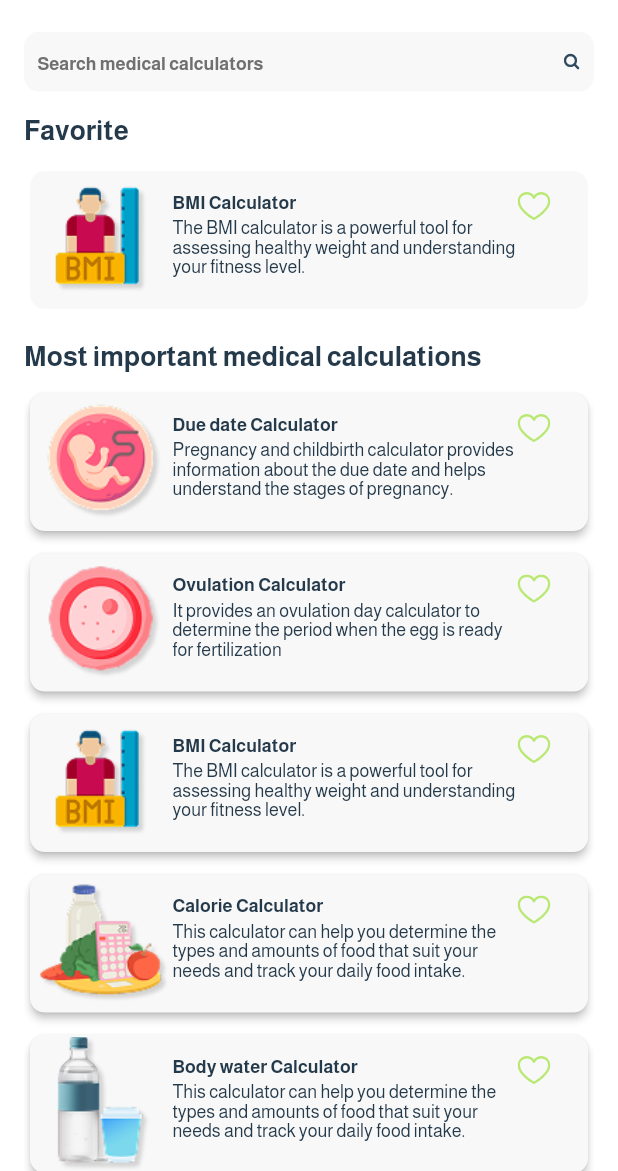
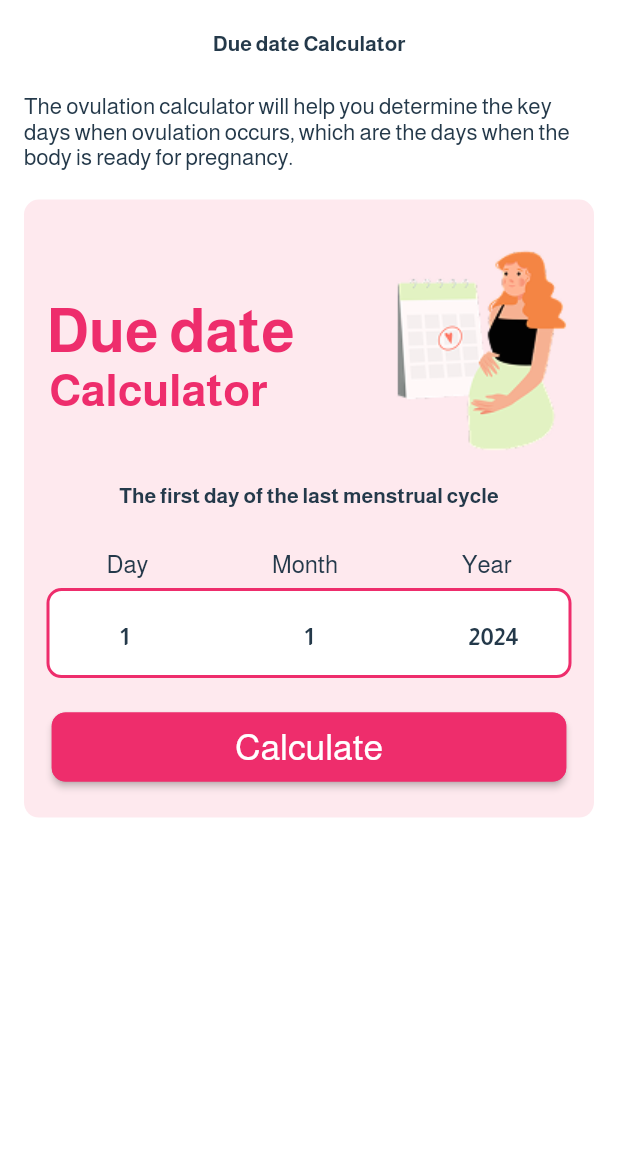
Before and after one commit to manarragab/familyHealth, a Flutter app: the MedicalcalcScreen screen opened by its route, after a tap on "Due date Calculator", on a phone screen of 412 x 824 dp, the part 65-1236 px from its top. Run offline on Flutter 3.47's test engine with Material 3 defaults, Android fonts, the phone set to English and light mode, and no system bars; our stand-ins replace carousel_slider, dio, easy_stepper, firebase_core, firebase_messaging, flutter_local_notifications and 14 more; accounts and stored records are empty.

Commit message:
second screen calc

```diff
--- /dev/null
+++ b/lib/features/calculation/presentation/dueDate_screen.dart
@@ -0,0 +1,262 @@
+import 'package:abg/localization/all_keys.dart';
+import 'package:abg/res/common-widgets/custm_button.dart';
+import 'package:abg/res/configuration/app_bar.dart';
+import 'package:abg/res/configuration/color.dart';
+import 'package:flutter/material.dart';
+import 'package:get/get.dart';
+import 'package:google_fonts/google_fonts.dart';
+
+class DuedateScreen extends StatefulWidget {
+  @override
+  State<DuedateScreen> createState() => _DuedateScreenState();
+}
+
+class _DuedateScreenState extends State<DuedateScreen> {
+  @override
+  Widget build(BuildContext context) {
+    return Scaffold(
+        appBar: CustomAppBar.appBar(CustomTrans.dueDateCalc.tr),
+        body: Padding(
+          padding: EdgeInsets.symmetric(horizontal: 16),
+          child: Column(
+            children: [
+              Center(
+                child: Text(
+                  "Due date Calculator",
+                  style: GoogleFonts.almarai(
+                    fontSize: 14,
+                    color: CustomColors.darkBlue2,
+                    fontWeight: FontWeight.w700,
+                  ),
+                ),
+              ),
+              SizedBox(
+                height: 25,
+              ),
+              Text(
+                "The ovulation calculator will help you determine the key days when ovulation occurs, which are the days when the body is ready for pregnancy.",
+                style: GoogleFonts.almarai(
+                  fontSize: 15,
+                  color: CustomColors.darkBlue2,
+                  fontWeight: FontWeight.w400,
+                ),
+              ),
+              SizedBox(
+                height: 20,
+              ),
+              Container(
+                padding: EdgeInsets.symmetric(horizontal: 15),
+                //   width: 382,
+                width: double.infinity,
+                height: 412,
+                decoration: BoxDecoration(
+                  borderRadius: BorderRadius.circular(10),
+                  color: CustomColors.lightpink1,
+                ),
+                child: Column(
+                  children: [
+                    Container(
+                      margin: EdgeInsets.only(top: 20),
+                      child: Row(
+                        mainAxisAlignment: MainAxisAlignment.spaceBetween,
+                        children: [
+                          Container(
+                            margin: EdgeInsets.only(top: 20),
+                            child: Column(
+                              mainAxisAlignment: MainAxisAlignment.start,
+                              children: [
+                                Text(
+                                  "Due date",
+                                  style: GoogleFonts.almarai(
+                                    fontSize: 40,
+                                    color: CustomColors.darkpink,
+                                    fontWeight: FontWeight.w700,
+                                  ),
+                                ),
+                                Text(
+                                  "Calculator   ",
+                                  style: GoogleFonts.almarai(
+                                    fontSize: 30,
+                                    color: CustomColors.darkpink,
+                                    fontWeight: FontWeight.w700,
+                                  ),
+                                ),
+                              ],
+                            ),
+                          ),
+                          Expanded(
+                            child: Image.asset(
+                              "assets/images/girl.png",
+                              width: 181,
+                              height: 149,
+                            ),
+                          ),
+                        ],
+                      ),
+                    ),
+                    SizedBox(
+                      height: 20,
+                    ),
+                    Text(
+                      "The first day of the last menstrual cycle",
+                      style: GoogleFonts.almarai(
+                        fontSize: 14,
+                        color: CustomColors.darkBlue2,
+                        fontWeight: FontWeight.w700,
+                      ),
+                    ),
+                    SizedBox(
+                      height: 30,
+                    ),
+                    Container(
+                      margin: EdgeInsets.symmetric(horizontal: 40),
+                      child: Row(
+                        mainAxisAlignment: MainAxisAlignment.spaceBetween,
+                        children: [
+                          Text(
+                            "Day",
+                            style: GoogleFonts.almarai(
+                              fontSize: 16,
+                              color: CustomColors.darkBlue2,
+                              fontWeight: FontWeight.w400,
+                            ),
+                          ),
+                          Text(
+                            "Month",
+                            style: GoogleFonts.almarai(
+                              fontSize: 16,
+                              color: CustomColors.darkBlue2,
+                              fontWeight: FontWeight.w400,
+                            ),
+                          ),
+                          Text(
+                            "Year",
+                            style: GoogleFonts.almarai(
+                              fontSize: 16,
+                              color: CustomColors.darkBlue2,
+                              fontWeight: FontWeight.w400,
+                            ),
+                          ),
+                        ],
+                      ),
+                    ),
+                    SizedBox(
+                      height: 6,
+                    ),
+                    Container(
+                      alignment: Alignment.center,
+                      padding: EdgeInsets.symmetric(vertical: 10),
+                      width: 360,
+                      height: 60,
+                      decoration: BoxDecoration(
+                        borderRadius: BorderRadius.circular(10),
+                        color: Colors.white,
+                        border: Border.all(
+                          color: CustomColors.darkpink,
+                          width: 2,
+                        ),
+                      ),
+                      child: Container(
+                        margin: EdgeInsets.symmetric(horizontal: 25),
+                        child: Row(
+                          mainAxisAlignment: MainAxisAlignment.spaceBetween,
+                          children: [
+                            SizedBox(
+                              width: 50,
+                              height: 60,
+                              child: ListView.builder(
+                                scrollDirection: Axis.vertical,
+                                itemCount: 30,
+                                itemBuilder: (context, i) {
+                                  return SizedBox(
+                                    height: 42,
+                                    child: Center(
+                                      child: Text(
+                                        "${i + 1}",
+                                        style: GoogleFonts.almarai(
+                                          fontSize: 16,
+                                          color: CustomColors.darkBlue2,
+                                          fontWeight: FontWeight.w700,
+                                        ),
+                                      ),
+                                    ),
+                                  );
+                                },
+                              ),
+                            ),
+                            SizedBox(
+                              width: 50,
+                              height: 60,
+                              child: ListView.builder(
+                                scrollDirection: Axis.vertical,
+                                itemCount: 12,
+                                itemBuilder: (context, i) {
+                                  return SizedBox(
+                                    height: 42,
+                                    child: Center(
+                                      child: Text(
+                                        "${i + 1}",
+                                        style: GoogleFonts.almarai(
+                                          fontSize: 16,
+                                          color: CustomColors.darkBlue2,
+                                          fontWeight: FontWeight.w700,
+                                        ),
+                                      ),
+                                    ),
+                                  );
+                                },
+                              ),
+                            ),
+                            SizedBox(
+                              width: 50,
+                              height: 60,
+                              child: ListView.builder(
+                                scrollDirection: Axis.vertical,
+                                itemCount: 100,
+                                itemBuilder: (context, i) {
+                                  return SizedBox(
+                                    height: 42,
+                                    child: Center(
+                                      child: Text(
+                                        "${2024 + i}",
+                                        style: GoogleFonts.almarai(
+                                          fontSize: 16,
+                                          color: CustomColors.darkBlue2,
+                                          fontWeight: FontWeight.w700,
+                                        ),
+                                      ),
+                                    ),
+                                  );
+                                },
+                              ),
+                            ),
+                          ],
+                        ),
+                      ),
+                    ),
+                    SizedBox(
+                      height: 23,
+                    ),
+                    MainButton(
+                      withShadow: true,
+                      onPressed: () {},
+                      radius: 10,
+                      height: 46,
+                      backgroundColor: CustomColors.darkpink,
+                      titleWidget: Text(
+                        CustomTrans.calculate.tr,
+                        style: GoogleFonts.almarai(
+                          fontSize: 24,
+                          color: Colors.white,
+                          fontWeight: FontWeight.w400,
+                        ),
+                      ),
+                    ),
+                  ],
+                ),
+              ),
+            ],
+          ),
+        ));
+  }
+}
--- a/lib/features/calculation/presentation/medicalCalc_screen.dart
+++ b/lib/features/calculation/presentation/medicalCalc_screen.dart
@@ -1,3 +1,4 @@
+import 'package:abg/features/calculation/presentation/dueDate_screen.dart';
 import 'package:abg/features/calculation/presentation/widget/card_item.dart';
 import 'package:abg/localization/all_keys.dart';
 import 'package:abg/res/configuration/app_bar.dart';
@@ -96,7 +97,7 @@ class _MedicalcalcScreenState extends State<MedicalcalcScreen> {
             ),
             GestureDetector(
               onTap: (){
-
+                 Get.to(DuedateScreen());
               },
               child: CardItem(
                 image: "assets/images/baby.png",
--- a/lib/localization/all_keys.dart
+++ b/lib/localization/all_keys.dart
@@ -950,6 +950,12 @@ class CustomTrans {
 
 //calculation
   static const String medicalCalc = "Medical calculations";
+  static const String dueDateCalc = "Medical calculations";
+  static const String calculate = "Calculate";
+
+
+
+
 
 
 
--- a/lib/res/configuration/color.dart
+++ b/lib/res/configuration/color.dart
@@ -101,7 +101,8 @@ class CustomColors {
   static const Color darkblack = Color(0xFF22282D);
   static const Color lightgrey4= Color(0xFFEDEDED);
   static const Color lightgrey5= Color(0xFFF8F8F8);
-
+  static Color lightpink1= Color(0xFFF2285B).withOpacity(0.1); //10%
+  static const Color darkpink= Color(0xFFEE2D6C);
 
 
   /// this is the color of the apps
```
Also changed, not shown: assets/images/girl.png (added).
